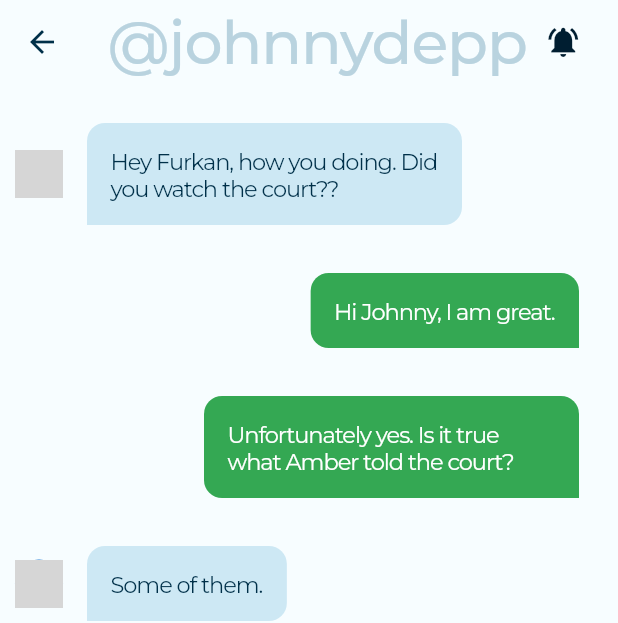
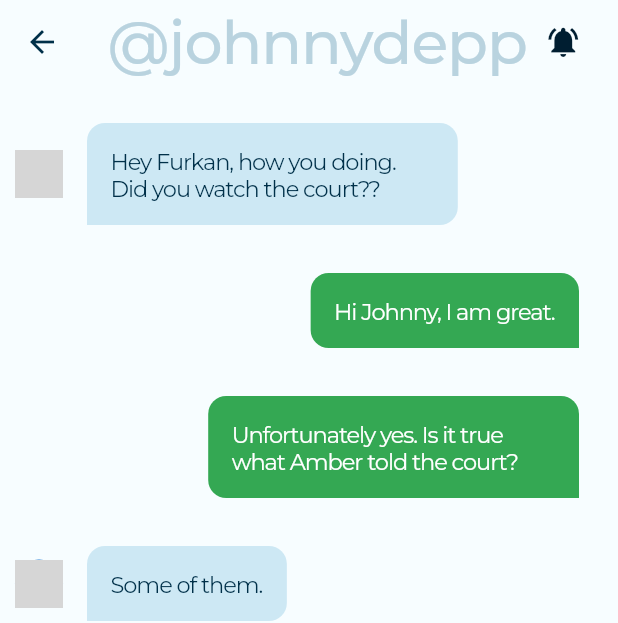
Before and after one commit to egedemirci/ace, a Flutter app: the MessageCard widget shown alone on an empty page, opened directly with empty values, after a tap on an icon or button, on a phone screen of 412 x 824 dp. Shown: the top 623 px of the screen. Run offline on Flutter 3.47's test engine with Material 2 defaults, Android fonts, the phone set to English and light mode, and no system bars; our stand-ins replace bloc, email_validator, equatable, firebase_analytics, firebase_auth, firebase_core and 5 more; accounts and stored records are empty; network calls fail; grey boxes are pictures that could not be loaded.

```diff
--- a/project_ace/lib/user_interfaces/chat_card.dart
+++ b/project_ace/lib/user_interfaces/chat_card.dart
@@ -2,6 +2,8 @@ import 'package:flutter/material.dart';
 import 'package:project_ace/templates/message.dart';
 import 'package:project_ace/utilities/colors.dart';
 import 'package:project_ace/utilities/styles.dart';
+
+import '../utilities/screen_sizes.dart';
 
 class ChatCard extends StatelessWidget {
   final Message message;
@@ -23,7 +25,7 @@ class ChatCard extends StatelessWidget {
         Container(
           padding: const EdgeInsets.all(16),
           margin: const EdgeInsets.all(16),
-          constraints: const BoxConstraints(maxWidth: 250),
+          constraints: BoxConstraints(maxWidth: screenWidth(context)*0.60),
           decoration: BoxDecoration(
             color: isMe
                 ? AppColors.messagesFromUserFillColor
--- a/project_ace/lib/user_interfaces/message_card.dart
+++ b/project_ace/lib/user_interfaces/message_card.dart
@@ -3,6 +3,8 @@ import 'package:project_ace/page_routes/chat.dart';
 import 'package:project_ace/templates/message.dart';
 import 'package:project_ace/utilities/colors.dart';
 import 'package:project_ace/utilities/styles.dart';
+
+import '../utilities/screen_sizes.dart';
 
 class MessageCard extends StatelessWidget {
   final Message myMessage;
@@ -57,7 +59,7 @@ class MessageCard extends StatelessWidget {
                     ),
                     Container(
                       margin: const EdgeInsets.only(left: 8.0),
-                      constraints: const BoxConstraints(maxWidth: 270),
+                      constraints: BoxConstraints(maxWidth: screenWidth(context)*0.65),
                       child: Column(
                         children: [
                           Text(
--- a/project_ace/lib/user_interfaces/notification_card.dart
+++ b/project_ace/lib/user_interfaces/notification_card.dart
@@ -3,6 +3,8 @@ import 'package:project_ace/page_routes/chat.dart';
 import 'package:project_ace/templates/notif.dart';
 import 'package:project_ace/utilities/colors.dart';
 import 'package:project_ace/utilities/styles.dart';
+
+import '../utilities/screen_sizes.dart';
 
 class NotificationsCard extends StatelessWidget {
   final AppNotification myNotification;
@@ -43,7 +45,7 @@ class NotificationsCard extends StatelessWidget {
                   ),
                 ),
                 Container(
-                  constraints: const BoxConstraints(maxWidth: 270),
+                  constraints: BoxConstraints(maxWidth: screenWidth(context)*0.65),
                   padding: const EdgeInsets.fromLTRB(0, 1, 0, 0),
                   child: Column(children: [
                     Text(
```
